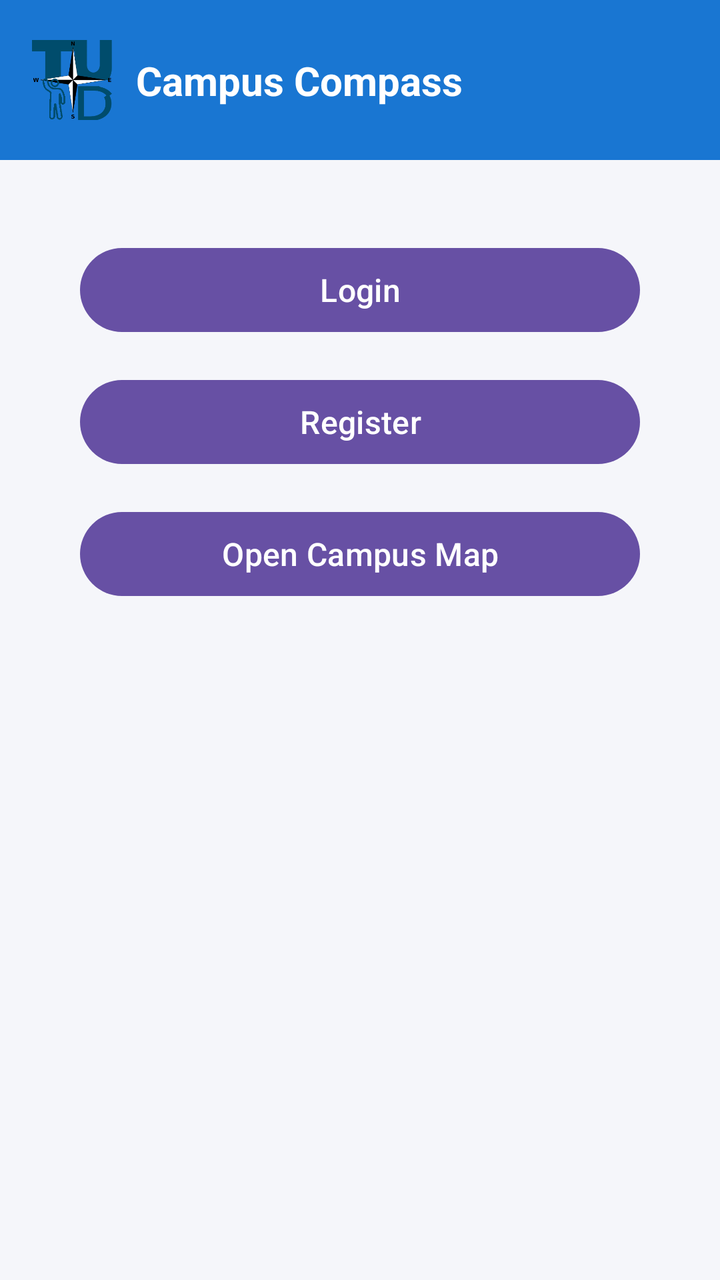
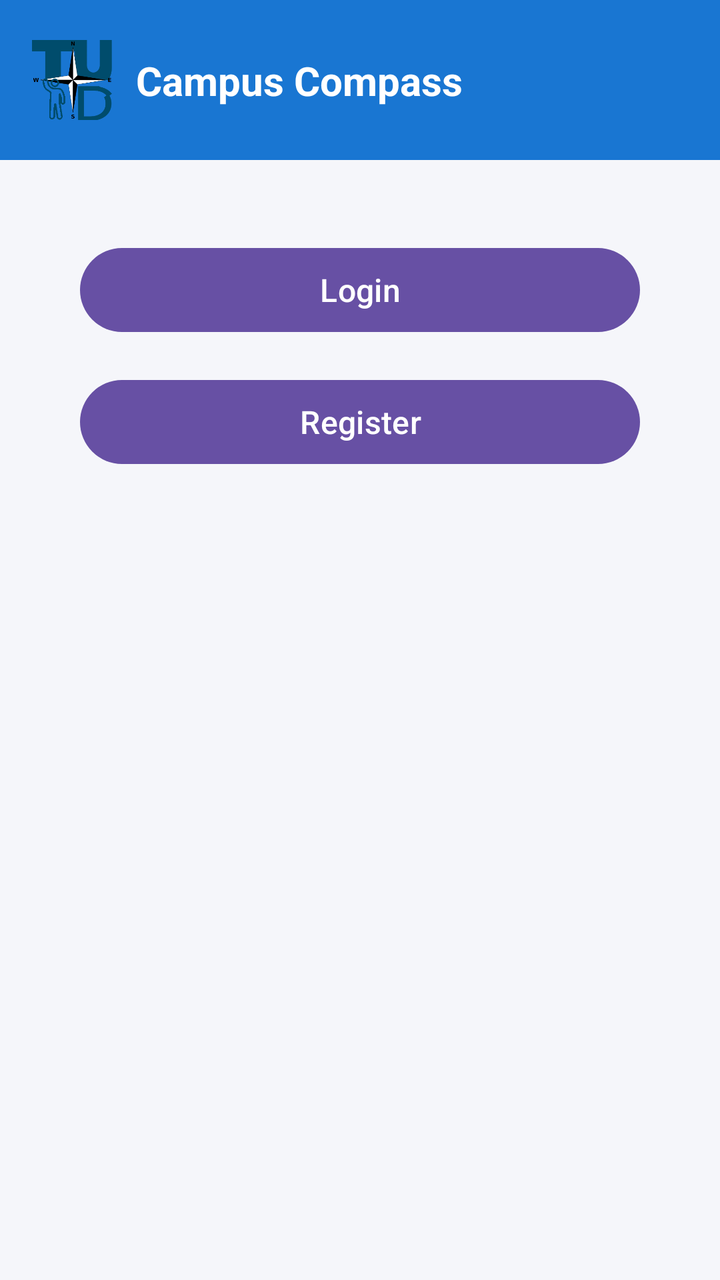

An Android layout rendered at two revisions. The XML below is the earlier revision; the diff shows what the commit changed to produce the second picture.
<!-- AndroidManifest.xml: application theme Theme.CampusCompass -->
<!-- res/layout/activity_main.xml -->
<?xml version="1.0" encoding="utf-8"?>
<androidx.constraintlayout.widget.ConstraintLayout
    xmlns:android="http://schemas.android.com/apk/res/android"
    xmlns:app="http://schemas.android.com/apk/res-auto"
    xmlns:tools="http://schemas.android.com/tools"
    android:id="@+id/main"
    android:layout_width="match_parent"
    android:layout_height="match_parent"
    android:background="#F5F6FA"
    tools:context=".MainActivity">

    <View
        android:id="@+id/topBar"
        android:layout_width="0dp"
        android:layout_height="80dp"
        android:background="#1976D2"
        app:layout_constraintTop_toTopOf="parent"
        app:layout_constraintStart_toStartOf="parent"
        app:layout_constraintEnd_toEndOf="parent"/>

        <ImageView
        android:id="@+id/logoImage"
        android:layout_width="40dp"
        android:layout_height="40dp"
        android:src="@drawable/campus_compass"
        android:contentDescription="App Logo"
        app:layout_constraintTop_toTopOf="@id/topBar"
        app:layout_constraintBottom_toBottomOf="@id/topBar"
        app:layout_constraintStart_toStartOf="parent"
        android:layout_marginStart="16dp"/>

        <TextView
        android:id="@+id/titleText"
        android:layout_width="wrap_content"
        android:layout_height="wrap_content"
        android:text="Campus Compass"
        android:textSize="20sp"
        android:textStyle="bold"
        android:textColor="#FFFFFF"
        app:layout_constraintTop_toTopOf="@id/topBar"
        app:layout_constraintBottom_toBottomOf="@id/topBar"
        app:layout_constraintStart_toEndOf="@id/logoImage"
        android:layout_marginStart="12dp"/>

     <Button
        android:id="@+id/loginButton"
        android:layout_width="0dp"
        android:layout_height="50dp"
        android:text="Login"
        android:textSize="16sp"
        android:layout_marginHorizontal="40dp"
        android:layout_marginTop="40dp"
        app:layout_constraintTop_toBottomOf="@id/topBar"
        app:layout_constraintStart_toStartOf="parent"
        app:layout_constraintEnd_toEndOf="parent"/>

      <Button
        android:id="@+id/registerButton"
        android:layout_width="0dp"
        android:layout_height="50dp"
        android:text="Register"
        android:textSize="16sp"
        android:layout_marginTop="16dp"
        android:layout_marginHorizontal="40dp"
        app:layout_constraintTop_toBottomOf="@id/loginButton"
        app:layout_constraintStart_toStartOf="parent"
        app:layout_constraintEnd_toEndOf="parent"/>

       <Button
        android:id="@+id/mapButton"
        android:layout_width="0dp"
        android:layout_height="50dp"
        android:text="Open Campus Map"
        android:textSize="16sp"
        android:layout_marginTop="16dp"
        android:layout_marginHorizontal="40dp"
        app:layout_constraintTop_toBottomOf="@id/registerButton"
        app:layout_constraintStart_toStartOf="parent"
        app:layout_constraintEnd_toEndOf="parent"/>

</androidx.constraintlayout.widget.ConstraintLayout>
<!-- resources referenced by this layout -->
<resources>
  <!-- drawable campus_compass: png bitmap (drawable, 10718 bytes) -->
  <style name="Theme.CampusCompass" parent="Base.Theme.CampusCompass" />
  <style name="Base.Theme.CampusCompass" parent="Theme.Material3.DayNight.NoActionBar">
          
          
      </style>
</resources>

<!-- the commit's change to res/layout/activity_main.xml (unified diff, before → after) -->
@@ -66,16 +66,6 @@
         app:layout_constraintStart_toStartOf="parent"
         app:layout_constraintEnd_toEndOf="parent"/>
 
-       <Button
-        android:id="@+id/mapButton"
-        android:layout_width="0dp"
-        android:layout_height="50dp"
-        android:text="Open Campus Map"
-        android:textSize="16sp"
-        android:layout_marginTop="16dp"
-        android:layout_marginHorizontal="40dp"
-        app:layout_constraintTop_toBottomOf="@id/registerButton"
-        app:layout_constraintStart_toStartOf="parent"
-        app:layout_constraintEnd_toEndOf="parent"/>
+
 
 </androidx.constraintlayout.widget.ConstraintLayout>
